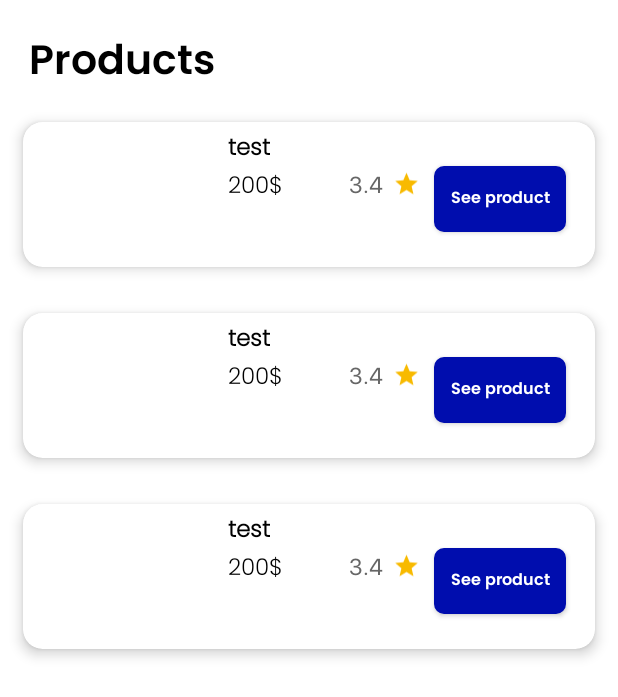
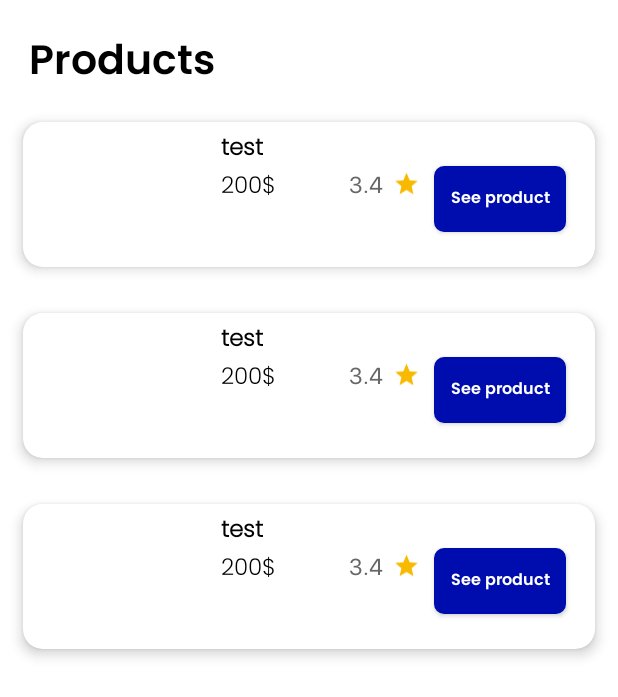
Before and after one commit to muradhani/task, an Android app: the layout fragment_products.xml on its own in the app's theme, with its tools: preview values and no code run, on a phone screen of 412 x 824 dp. Shown: the top 697 px of the screen. Run offline under Robolectric (Android 15) with nearby library versions, the phone set to English and light mode, and no system bars.

```diff
--- a/app/src/main/res/layout/fragment_products.xml
+++ b/app/src/main/res/layout/fragment_products.xml
@@ -29,7 +29,16 @@
             android:layout_margin="@dimen/_15sdp"
             app:layout_constraintStart_toStartOf="parent"
             app:layout_constraintTop_toTopOf="parent" />
-
+        <TextView
+            android:id="@+id/error_message_tv"
+            android:layout_width="wrap_content"
+            android:layout_height="wrap_content"
+            android:visibility="gone"
+            app:layout_constraintBottom_toBottomOf="parent"
+            app:layout_constraintEnd_toEndOf="parent"
+            app:layout_constraintStart_toStartOf="parent"
+            app:layout_constraintTop_toTopOf="parent"
+            noDatacachedError="@{viewModel.products}"/>
         <androidx.recyclerview.widget.RecyclerView
             android:id="@+id/products_rv"
             setAdapter="@{productsRvAdapter}"
--- a/app/src/main/res/layout/product_rv_item.xml
+++ b/app/src/main/res/layout/product_rv_item.xml
@@ -44,7 +44,7 @@
                 android:maxLines="1"
                 android:ellipsize="end"
                 android:layout_marginTop="5dp"
-                android:layout_marginStart="10dp"
+                android:layout_marginStart="5dp"
                 android:fontFamily="@font/poppins_light"
                 android:textStyle="bold"
                 android:textColor="@color/black"
--- a/data/src/main/java/com/example/data/repo/ProductsRepoImpl.kt
+++ b/data/src/main/java/com/example/data/repo/ProductsRepoImpl.kt
@@ -35,6 +35,8 @@ class ProductsRepoImpl @Inject constructor(
                        var list = productDao.getAllProdcuts()
                        if (list.isNotEmpty()){
                            emit(State.Success(list))
+                       }else{
+                           emit(State.NoDataCached("no internet Connection"))
                        }
                    }
                }
--- a/domain/src/main/java/com/example/domain/models/States/State.kt
+++ b/domain/src/main/java/com/example/domain/models/States/State.kt
@@ -4,5 +4,6 @@ sealed class State<out T>{
     data class Success<T>(val data:T): State<T>()
     data class Error(val message:String): State<Nothing>()
     object Loading: State<Nothing>()
+    data class NoDataCached(val message:String): State<Nothing>()
     fun toData():T? = if (this is Success) data else null
 }
```
Also changed, not shown: app/src/main/java/com/example/task/bindingAdapters/BindingAdapter.kt (+10 -0 lines).
